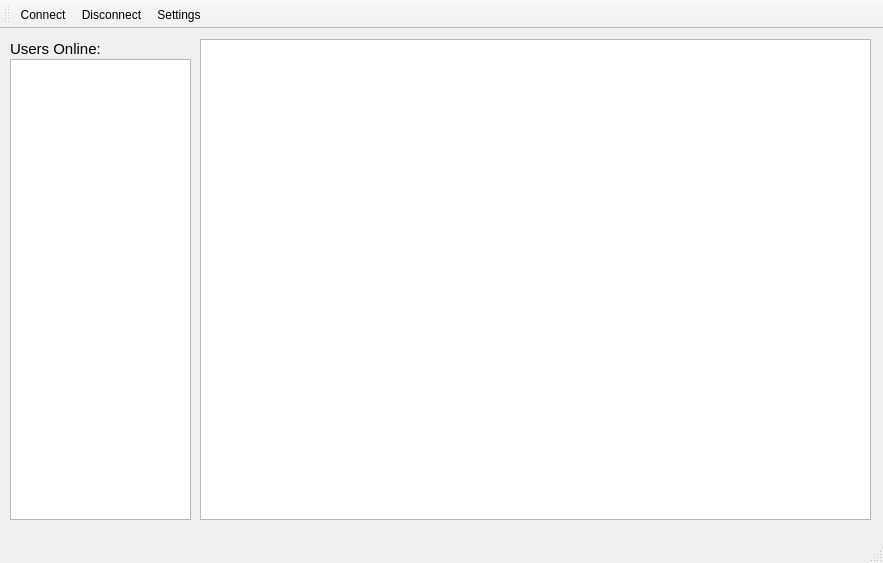
ericytsang-archive/comp4981.linuxchat, file server/serverwindow.ui: the form before one commit.
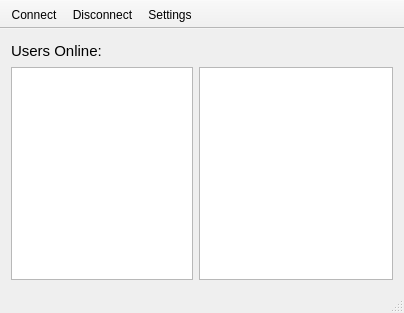
The form after the commit.

Diff of the .ui file:
```diff
--- a/server/serverwindow.ui
+++ b/server/serverwindow.ui
@@ -6,32 +6,47 @@
    <rect>
     <x>0</x>
     <y>0</y>
-    <width>883</width>
-    <height>563</height>
+    <width>404</width>
+    <height>313</height>
    </rect>
   </property>
   <property name="windowTitle">
    <string>MainWindow</string>
   </property>
   <widget class="QWidget" name="centralWidget">
-   <widget class="QTextBrowser" name="textBrowser">
-    <property name="geometry">
-     <rect>
-      <x>200</x>
-      <y>10</y>
-      <width>671</width>
-      <height>481</height>
-     </rect>
-    </property>
-   </widget>
+   <layout class="QGridLayout" name="gridLayout">
+    <item row="1" column="0">
+     <widget class="QListWidget" name="listWidget">
+      <property name="minimumSize">
+       <size>
+        <width>114</width>
+        <height>0</height>
+       </size>
+      </property>
+      <property name="maximumSize">
+       <size>
+        <width>182</width>
+        <height>90000</height>
+       </size>
+      </property>
+      <property name="selectionMode">
+       <enum>QAbstractItemView::NoSelection</enum>
+      </property>
+     </widget>
+    </item>
+    <item row="0" column="0">
    <widget class="QLabel" name="label">
-    <property name="geometry">
-     <rect>
-      <x>10</x>
-      <y>10</y>
-      <width>131</width>
-      <height>20</height>
-     </rect>
+      <property name="minimumSize">
+       <size>
+        <width>182</width>
+        <height>21</height>
+       </size>
+      </property>
+      <property name="maximumSize">
+       <size>
+        <width>182</width>
+        <height>21</height>
+       </size>
     </property>
     <property name="font">
      <font>
@@ -42,22 +57,24 @@
      <string>Users Online:</string>
     </property>
    </widget>
-   <widget class="QListWidget" name="listWidget">
-    <property name="geometry">
-     <rect>
-      <x>10</x>
-      <y>30</y>
-      <width>181</width>
-      <height>461</height>
-     </rect>
-    </property>
-    <property name="selectionMode">
-     <enum>QAbstractItemView::NoSelection</enum>
-    </property>
-   </widget>
+    </item>
+    <item row="1" column="1">
+     <widget class="QTextBrowser" name="textBrowser">
+      <property name="minimumSize">
+       <size>
+        <width>0</width>
+        <height>0</height>
+       </size>
+      </property>
+     </widget>
+    </item>
+   </layout>
   </widget>
   <widget class="QStatusBar" name="statusBar"/>
   <widget class="QToolBar" name="mainToolBar">
+   <property name="movable">
+    <bool>false</bool>
+   </property>
    <attribute name="toolBarArea">
     <enum>TopToolBarArea</enum>
    </attribute>
```
Lines whose indentation alone changed are shown as unchanged.
